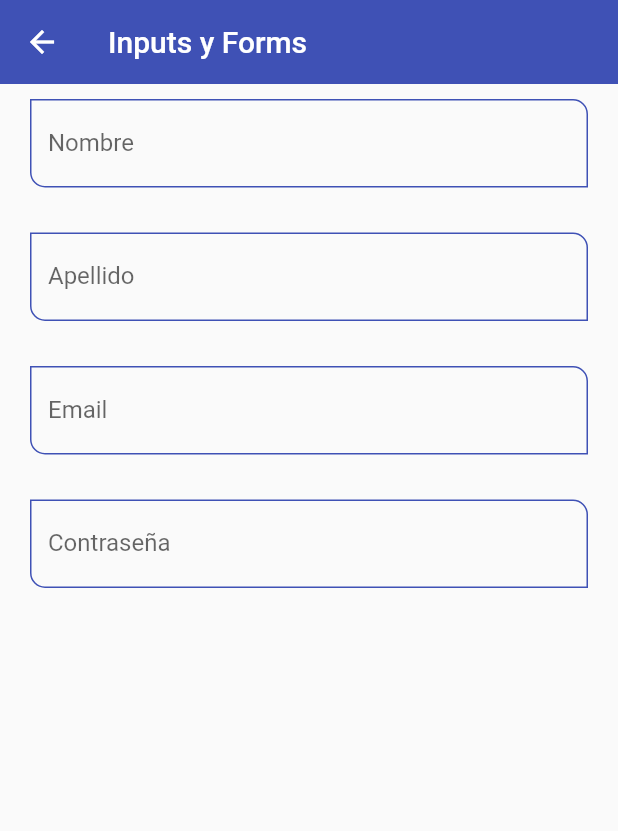
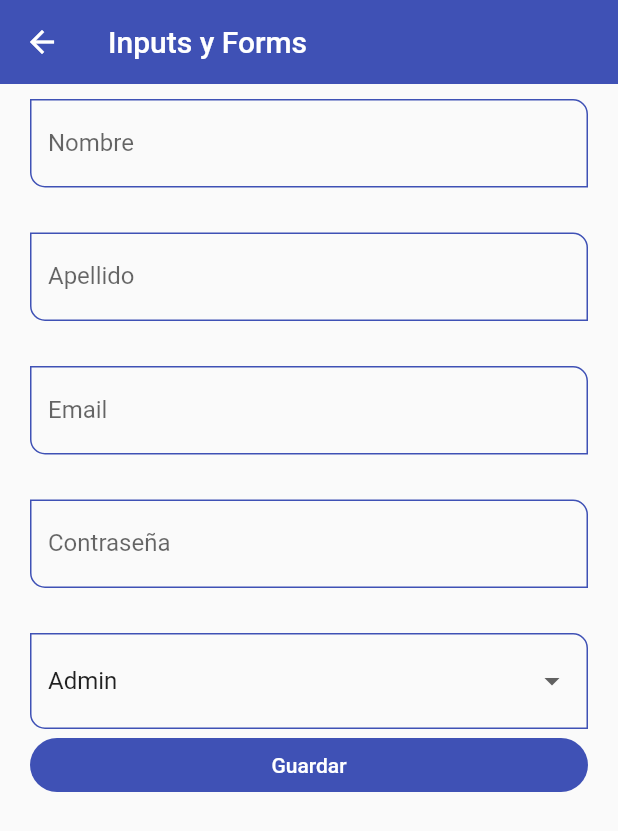
Before and after one commit to dagsis/fl_component, a Flutter app: the InputsPage screen opened by its route, on a phone screen of 412 x 824 dp. Shown: the top 831 px of the screen. Run offline on Flutter 3.47's test engine with Material 2 defaults, Android fonts, the phone set to English and light mode, and no system bars.

Commit message:
texetfield 3

```diff
--- a/lib/pages/inputs_page.dart
+++ b/lib/pages/inputs_page.dart
@@ -6,6 +6,18 @@ class InputsPage extends StatelessWidget {
 
   @override
   Widget build(BuildContext context) {
+
+    final GlobalKey<FormState> myFormKey = GlobalKey<FormState>();
+
+
+    final Map<String,String> formValues = {
+      'first_name'   : '',
+      'last_name'    : '',
+      'email'        : '',
+      'password'     : '',
+      'role'         : 'Admin'
+    };
+
     return Scaffold(
       appBar: AppBar(
         title: const Text('Inputs y Forms'),
@@ -13,17 +25,50 @@ class InputsPage extends StatelessWidget {
       body: SingleChildScrollView(
         child: Padding(
           padding: EdgeInsets.symmetric(horizontal: 20, vertical: 10),
+          child: Form(
+            key: myFormKey,
             child: Column(
               children: [
-              CustomInputsField(labelText: 'Nombre',hintText: 'Nombre del Usuario'),
+                 CustomInputsField(labelText: 'Nombre',hintText: 'Nombre del Usuario', formProperty: 'first_mame',formValues: formValues,),
                 SizedBox(height: 30,),
-              CustomInputsField(labelText: 'Apellido',hintText: 'Apellido del Usuario'),
+                CustomInputsField(labelText: 'Apellido',hintText: 'Apellido del Usuario', formProperty: 'last_mame',formValues: formValues),
                 SizedBox(height: 30,),
-              CustomInputsField(labelText: 'Email',hintText: 'Email del Usuario',keyboardType: TextInputType.emailAddress,),
+                CustomInputsField(labelText: 'Email',hintText: 'Email del Usuario',keyboardType: TextInputType.emailAddress, formProperty: 'email',formValues: formValues),
                 SizedBox(height: 30,),
-              CustomInputsField(labelText: 'Contraseña',keyboardType: TextInputType.emailAddress,obscureText: true,),
+                CustomInputsField(labelText: 'Contraseña',keyboardType: TextInputType.emailAddress,obscureText: true, formProperty: 'password',formValues: formValues),
                 SizedBox(height: 30,),
+
+                DropdownButtonFormField(
+                  value: 'Admin',
+                  items: [
+                    DropdownMenuItem(value: 'Admin',child: Text('Admin')),
+                    DropdownMenuItem(value: 'User',child: Text('User')),
+                    DropdownMenuItem(value: 'Developer',child: Text('Developer')),
+                    DropdownMenuItem(value: 'Employer',child: Text('Employer')),
+                ], onChanged: (value) {
+                    formValues['role'] = value ?? 'Admin';
+                  },
+                ),
+                ElevatedButton(
+                    onPressed: () {
+                     FocusScope.of(context).requestFocus(FocusNode());
+                     if (!myFormKey.currentState!.validate()){
+                        return;
+                      }
+
+                     print(formValues['role']);
+                  },
+                    child: SizedBox(
+                      width: double.infinity,
+                      child: Center(
+                        child: Text(
+                         'Guardar'
+                        ),
+                      ),
+                    ),
+                ),
               ],
+            ),
           ),
         ),
       ),
--- a/lib/widgets/custom_inputs_field.dart
+++ b/lib/widgets/custom_inputs_field.dart
@@ -9,7 +9,9 @@ class CustomInputsField extends StatelessWidget {
                                 this.icon,
                                 this.suffixIcon,
                                 this.obscureText =false,
-                                this.keyboardType})
+                                this.keyboardType,
+                                required this.formProperty,
+                                required this.formValues})
                                 : super(key: key);
 
   final String? hintText;
@@ -19,6 +21,9 @@ class CustomInputsField extends StatelessWidget {
   final IconData? suffixIcon;
   final TextInputType? keyboardType;
   final bool obscureText;
+
+  final String formProperty;
+  final Map<String,String> formValues;
 
 
   @override
@@ -30,7 +35,7 @@ class CustomInputsField extends StatelessWidget {
       keyboardType:keyboardType ,
       obscureText:obscureText,
       onChanged: (value) {
-        // print(value);
+        formValues[formProperty] = value;
       },
       validator: (value) {
         if (value == null) return 'Este campo es requerido';
```
Lines whose indentation alone changed are shown as unchanged.
